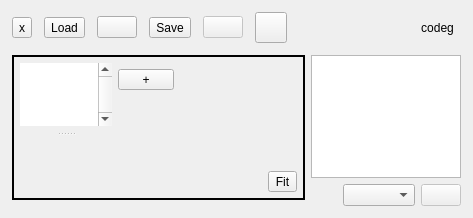
The window that src/Ui/AppWindow.ui (NikolayRag/codeg) describes before a commit, drawn with Qt 5.
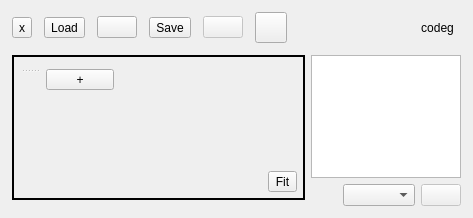
The same window after the commit. Icons and pictures are not drawn.

Commit message: change GeoWidget becomes QListWidget

```diff
--- a/src/Ui/AppWindow.ui
+++ b/src/Ui/AppWindow.ui
@@ -388,45 +388,10 @@
                       <bool>false</bool>
                      </property>
                      <widget class="QWidget" name="verticalLayoutWidget">
-                      <layout class="QVBoxLayout" name="verticalLayout_8">
-                       <item>
-                        <widget class="QListWidget" name="listGeoBlocks">
-                         <property name="sizePolicy">
-                          <sizepolicy hsizetype="Expanding" vsizetype="Ignored">
-                           <horstretch>0</horstretch>
-                           <verstretch>0</verstretch>
-                          </sizepolicy>
-                         </property>
-                         <property name="minimumSize">
-                          <size>
-                           <width>0</width>
-                           <height>50</height>
-                          </size>
-                         </property>
-                         <property name="frameShape">
-                          <enum>QFrame::NoFrame</enum>
-                         </property>
-                         <property name="verticalScrollBarPolicy">
-                          <enum>Qt::ScrollBarAlwaysOn</enum>
-                         </property>
-                         <property name="horizontalScrollBarPolicy">
-                          <enum>Qt::ScrollBarAlwaysOff</enum>
-                         </property>
-                         <property name="editTriggers">
-                          <set>QAbstractItemView::NoEditTriggers</set>
-                         </property>
-                         <property name="showDropIndicator" stdset="0">
-                          <bool>false</bool>
-                         </property>
-                         <property name="verticalScrollMode">
-                          <enum>QAbstractItemView::ScrollPerPixel</enum>
-                         </property>
-                        </widget>
-                       </item>
-                      </layout>
+                      <layout class="QVBoxLayout" name="frameGeoBlocks"/>
                      </widget>
                      <widget class="QWidget" name="verticalLayoutWidget_2">
-                      <layout class="QVBoxLayout" name="_2" stretch="0,1">
+                      <layout class="QVBoxLayout" name="_2" stretch="1,0">
                        <item>
                         <layout class="QVBoxLayout" name="frameGeo"/>
                        </item>
@@ -435,6 +400,9 @@
                          <property name="orientation">
                           <enum>Qt::Vertical</enum>
                          </property>
+                         <property name="sizeType">
+                          <enum>QSizePolicy::Ignored</enum>
+                         </property>
                          <property name="sizeHint" stdset="0">
                           <size>
                            <width>20</width>
```
The commit also changes 2 other files.
